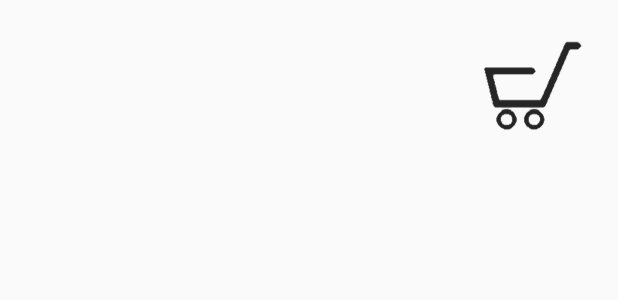
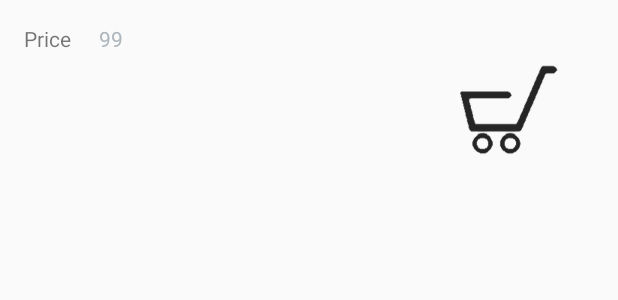
Before and after one commit to aczender/InventoryApp, an Android app: the layout list_item.xml on its own in the app's theme, with its tools: preview values and no code run, on a phone screen of 412 x 824 dp. Shown: the top 300 px of the screen. Run offline under Robolectric (Android 15) with nearby library versions, the phone set to English and light mode, and no system bars.

Commit message:
2017.09.29.

```diff
--- a/app/src/main/java/com/example/andrew/inventoryapp/DeviceCursorAdapter.java
+++ b/app/src/main/java/com/example/andrew/inventoryapp/DeviceCursorAdapter.java
@@ -34,7 +34,8 @@ public class DeviceCursorAdapter extends CursorAdapter {
     @Override
     public void bindView(View view, Context context, Cursor cursor) {
         TextView nameTextView = (TextView) view.findViewById(R.id.name);
-        TextView summaryTextView = (TextView) view.findViewById(R.id.summary);
+        TextView quantityTextView = (TextView) view.findViewById(R.id.quantity);
+        TextView priceTextView = (TextView) view.findViewById(R.id.price);
         ImageView shopping = (ImageView) view.findViewById(R.id.shopping);
 
         shopping.setOnClickListener(new View.OnClickListener() {
--- a/app/src/main/res/layout/list_item.xml
+++ b/app/src/main/res/layout/list_item.xml
@@ -1,33 +1,53 @@
 <?xml version="1.0" encoding="utf-8"?>
 <!-- Layout for a single list item in the list of pets -->
 
-<RelativeLayout
-    xmlns:android="http://schemas.android.com/apk/res/android"
+<RelativeLayout xmlns:android="http://schemas.android.com/apk/res/android"
     android:layout_width="match_parent"
-    android:layout_height="wrap_content">
+    android:layout_height="match_parent"
+    xmlns:tools="http://schemas.android.com/tools"
+    android:orientation="horizontal"
+    android:padding="16dp">
 
     <LinearLayout
-        xmlns:android="http://schemas.android.com/apk/res/android"
-        android:layout_width="match_parent"
+        android:layout_width="0dp"
         android:layout_height="wrap_content"
-        android:orientation="vertical"
-        android:padding="16dp">
+        android:layout_weight="1"
+        android:orientation="vertical">
 
+        <TextView
+            android:layout_width="wrap_content"
+            android:layout_height="wrap_content"
+            android:orientation="horizontal"/>
+
+        <TextView
+            android:layout_width="50dp"
+            android:layout_height="wrap_content"
+            android:text="Name"/>
         <TextView
             android:id="@+id/name"
             android:layout_width="wrap_content"
             android:layout_height="wrap_content"
-            android:fontFamily="sans-serif-medium"
             android:textAppearance="?android:textAppearanceMedium"
-            android:textColor="#2B3D4D"/>
+            android:textColor="#2B3D4D"
+            tools:text="Phone 1"/>
+        </LinearLayout>
+
+    <LinearLayout
+        android:layout_width="wrap_content"
+        android:layout_height="wrap_content"
+        android:orientation="horizontal">
 
         <TextView
-            android:id="@+id/summary"
+            android:layout_width="50dp"
+            android:layout_height="wrap_content"
+            android:text="Price"/>
+        <TextView
+            android:id="@+id/price"
             android:layout_width="wrap_content"
             android:layout_height="wrap_content"
-            android:fontFamily="sans-serif"
             android:textAppearance="?android:textAppearanceSmall"
-            android:textColor="#AEB6BD"/>
+            android:textColor="#AEB6BD"
+            tools:text="99"/>
     </LinearLayout>
 
     <ImageView
```
